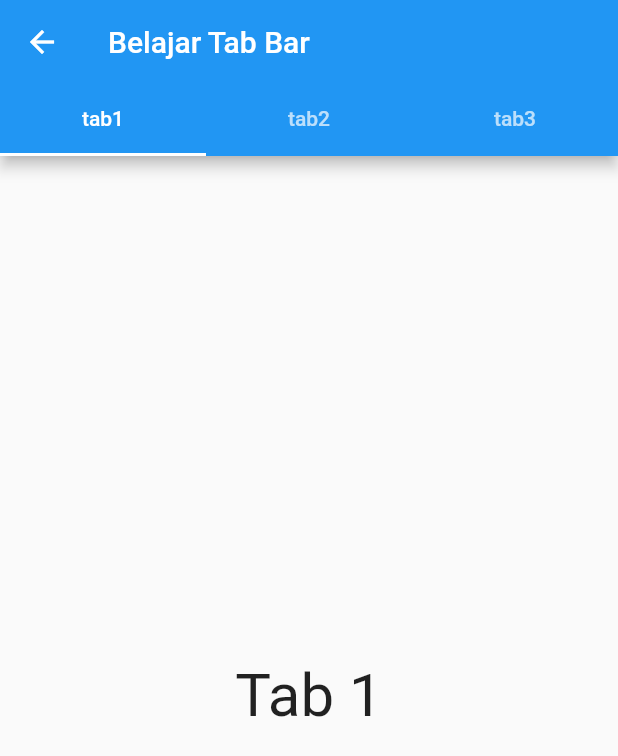
After one commit to dofirfauzi/belajar_flutter, a Flutter app: the TabBarWidget screen opened directly, on a phone screen of 412 x 824 dp. The commit adds this screen. Shown: the top 756 px of the screen. Run offline on Flutter 3.47's test engine with Material 2 defaults, Android fonts, the phone set to English and light mode, and no system bars.

Commit message:
belajar tap bar

```diff
--- a/lib/model/menu.dart
+++ b/lib/model/menu.dart
@@ -20,4 +20,5 @@ var menus = [
   Menu(name: 'Belajar Image Widget', page: const ImageWidget()),
   Menu(name: 'Belajar Statefull Widget', page: const BelajarStateFull()),
   Menu(name: 'Belajar Mapping List', page: const Map()),
+  Menu(name: 'Belajar Tap Bar Widget', page: const TabBarWidget()),
 ];
--- a/lib/screen/screen.dart
+++ b/lib/screen/screen.dart
@@ -5,3 +5,4 @@ export './map/map.dart';
 export './statefull_widget/statefull_widget.dart';
 export './text/text_widget.dart';
 export './app_bar_widget/app_bar_widget.dart';
+export './tab_bar_widget/tab_bar_widget.dart';
--- /dev/null
+++ b/lib/screen/tab_bar_widget/tab_bar_widget.dart
@@ -0,0 +1,50 @@
+import 'package:flutter/material.dart';
+
+class TabBarWidget extends StatelessWidget {
+  const TabBarWidget({super.key});
+
+  final List<Tab> myTab = const [
+    Tab(
+      text: 'tab1',
+    ),
+    Tab(
+      text: 'tab2',
+    ),
+    Tab(
+      text: 'tab3',
+    ),
+  ];
+
+  @override
+  Widget build(BuildContext context) {
+    return DefaultTabController(
+      length: myTab.length,
+      child: Scaffold(
+        appBar: AppBar(
+          title: const Text('Belajar Tab Bar'),
+          bottom: TabBar(tabs: myTab),
+        ),
+        body: const TabBarView(children: [
+          Center(
+            child: Text(
+              'Tab 1',
+              style: TextStyle(fontSize: 40),
+            ),
+          ),
+          Center(
+            child: Text(
+              'Tab 2',
+              style: TextStyle(fontSize: 40),
+            ),
+          ),
+          Center(
+            child: Text(
+              'Tab 3',
+              style: TextStyle(fontSize: 40),
+            ),
+          ),
+        ]),
+      ),
+    );
+  }
+}
```
